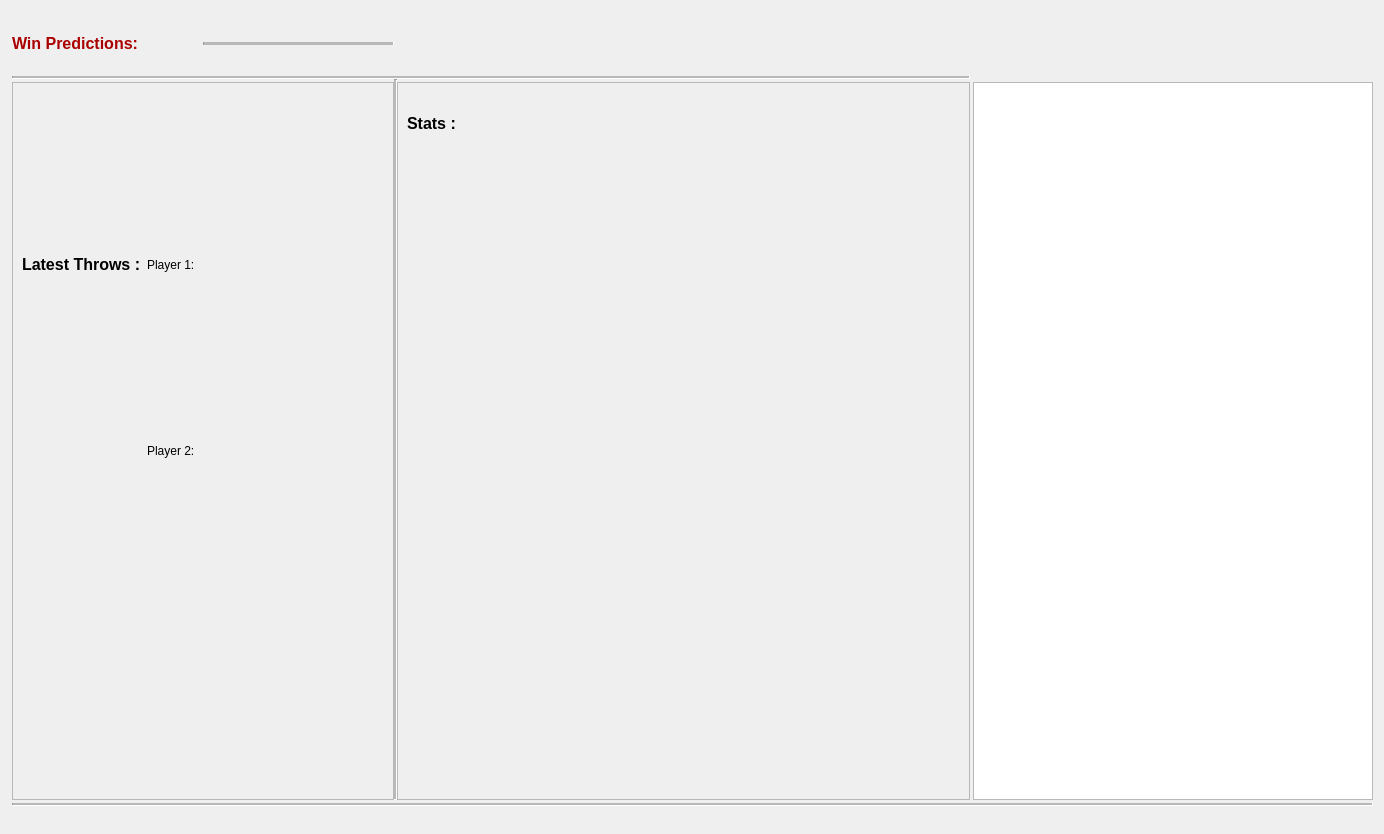
Before: the Qt Designer form audienceview.ui in dartbois/DartsTheEndIsNigh, drawn with Qt 5.
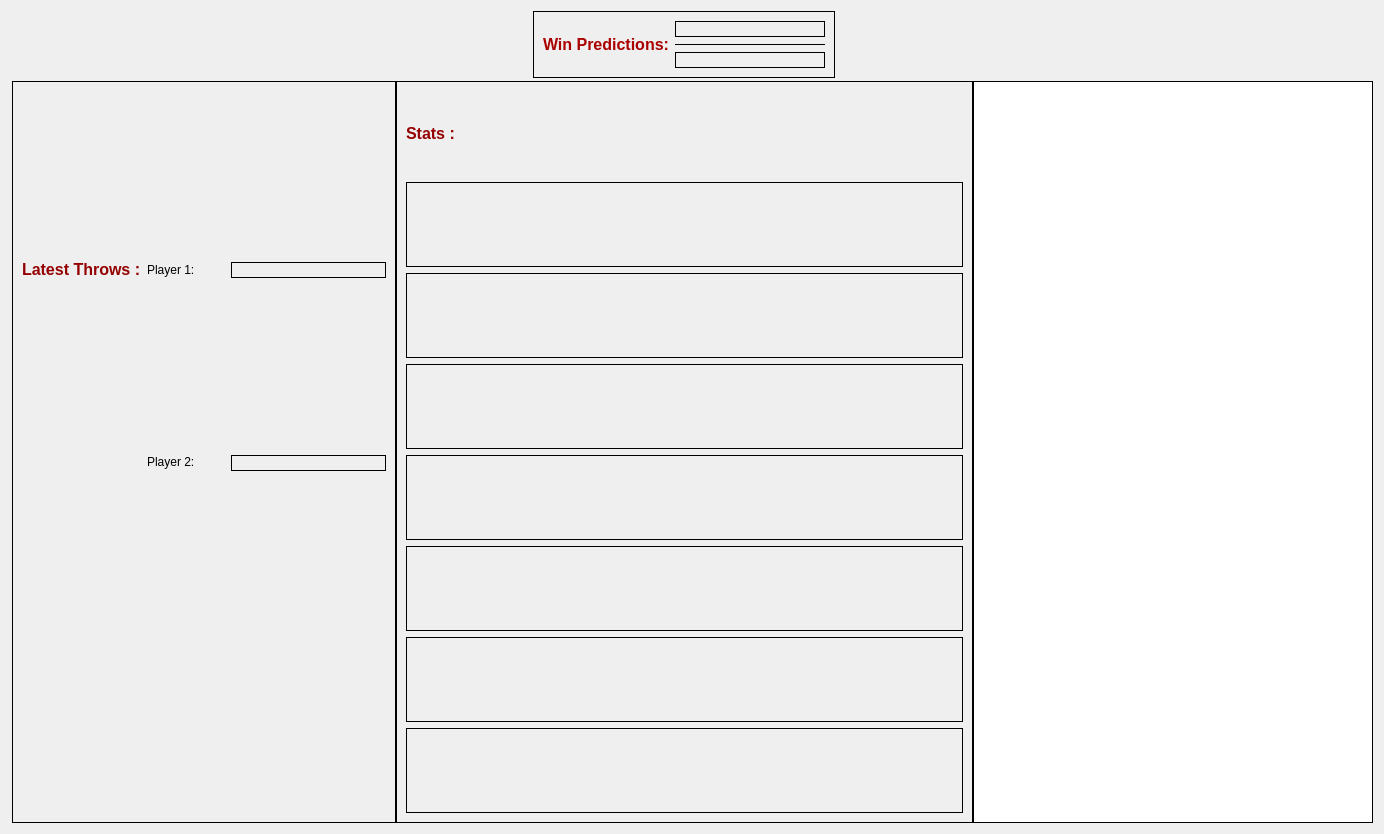
After: the same form once the commit is applied. Icons and pictures are not drawn.

The edit to the form file:
```diff
--- a/audienceview.ui
+++ b/audienceview.ui
@@ -26,37 +26,7 @@
    <property name="verticalSpacing">
     <number>3</number>
    </property>
-   <item row="7" column="6">
-    <widget class="Line" name="line_2">
-     <property name="midLineWidth">
-      <number>2</number>
-     </property>
-     <property name="orientation">
-      <enum>Qt::Vertical</enum>
-     </property>
-    </widget>
-   </item>
-   <item row="9" column="7">
-    <widget class="QTableWidget" name="tableWidget">
-     <property name="maximumSize">
-      <size>
-       <width>400</width>
-       <height>16777215</height>
-      </size>
-     </property>
-    </widget>
-   </item>
-   <item row="8" column="2" rowspan="2">
-    <widget class="Line" name="line_6">
-     <property name="midLineWidth">
-      <number>2</number>
-     </property>
-     <property name="orientation">
-      <enum>Qt::Vertical</enum>
-     </property>
-    </widget>
-   </item>
-   <item row="9" column="3" colspan="3">
+   <item row="5" column="2" colspan="3">
     <widget class="QFrame" name="frame">
      <property name="minimumSize">
       <size>
@@ -65,35 +35,24 @@
       </size>
      </property>
      <property name="frameShape">
-      <enum>QFrame::StyledPanel</enum>
+      <enum>QFrame::Box</enum>
      </property>
      <property name="frameShadow">
-      <enum>QFrame::Raised</enum>
+      <enum>QFrame::Plain</enum>
      </property>
      <layout class="QVBoxLayout" name="verticalLayout">
       <item>
        <widget class="QLabel" name="MainStatsLable">
         <property name="text">
-         <string>&lt;html&gt;&lt;head/&gt;&lt;body&gt;&lt;p&gt;&lt;span style=&quot; font-size:12pt; font-weight:600;&quot;&gt;Stats :&lt;/span&gt;&lt;/p&gt;&lt;/body&gt;&lt;/html&gt;</string>
-        </property>
-       </widget>
-      </item>
-      <item>
-       <widget class="QLabel" name="MatchStats">
-        <property name="text">
-         <string/>
-        </property>
-       </widget>
-      </item>
-      <item>
-       <widget class="QLabel" name="BothP1AndP2Stats">
-        <property name="text">
-         <string/>
+         <string>&lt;html&gt;&lt;head/&gt;&lt;body&gt;&lt;p&gt;&lt;span style=&quot; font-size:12pt; font-weight:600; color:#940002;&quot;&gt;Stats :&lt;/span&gt;&lt;/p&gt;&lt;/body&gt;&lt;/html&gt;</string>
         </property>
        </widget>
       </item>
       <item>
        <widget class="QLabel" name="PersonalStats">
+        <property name="frameShape">
+         <enum>QFrame::Box</enum>
+        </property>
         <property name="text">
          <string/>
         </property>
@@ -101,13 +60,25 @@
       </item>
       <item>
        <widget class="QLabel" name="NumberOf180s">
+        <property name="frameShape">
+         <enum>QFrame::Box</enum>
+        </property>
+        <property name="frameShadow">
+         <enum>QFrame::Plain</enum>
+        </property>
         <property name="text">
          <string/>
         </property>
+        <property name="wordWrap">
+         <bool>true</bool>
+        </property>
        </widget>
       </item>
       <item>
        <widget class="QLabel" name="StatisticsDisplay">
+        <property name="frameShape">
+         <enum>QFrame::Box</enum>
+        </property>
         <property name="text">
          <string/>
         </property>
@@ -115,6 +86,9 @@
       </item>
       <item>
        <widget class="QLabel" name="Player2Stats">
+        <property name="frameShape">
+         <enum>QFrame::Box</enum>
+        </property>
         <property name="text">
          <string/>
         </property>
@@ -122,6 +96,9 @@
       </item>
       <item>
        <widget class="QLabel" name="RankedStats">
+        <property name="frameShape">
+         <enum>QFrame::Box</enum>
+        </property>
         <property name="text">
          <string/>
         </property>
@@ -129,6 +106,9 @@
       </item>
       <item>
        <widget class="QLabel" name="CurrentPlayer">
+        <property name="frameShape">
+         <enum>QFrame::Box</enum>
+        </property>
         <property name="text">
          <string/>
         </property>
@@ -136,6 +116,9 @@
       </item>
       <item>
        <widget class="QLabel" name="WinPercentages">
+        <property name="frameShape">
+         <enum>QFrame::Box</enum>
+        </property>
         <property name="text">
          <string/>
         </property>
@@ -144,87 +127,29 @@
      </layout>
     </widget>
    </item>
-   <item row="1" column="6" rowspan="6" colspan="2">
-    <widget class="QLabel" name="label_8">
-     <property name="text">
-      <string/>
+   <item row="5" column="5">
+    <widget class="QTableWidget" name="tableWidget">
+     <property name="maximumSize">
+      <size>
+       <width>400</width>
+       <height>16777215</height>
+      </size>
      </property>
-     <property name="pixmap">
-      <pixmap>../../../Pictures/RaidLOGO.PNG</pixmap>
+     <property name="frameShape">
+      <enum>QFrame::Box</enum>
      </property>
-    </widget>
-   </item>
-   <item row="4" column="1">
-    <widget class="Line" name="line_5">
-     <property name="midLineWidth">
-      <number>3</number>
+     <property name="frameShadow">
+      <enum>QFrame::Plain</enum>
      </property>
-     <property name="orientation">
-      <enum>Qt::Horizontal</enum>
-     </property>
     </widget>
    </item>
-   <item row="7" column="0" rowspan="2" colspan="6">
-    <widget class="Line" name="line">
-     <property name="midLineWidth">
-      <number>2</number>
-     </property>
-     <property name="orientation">
-      <enum>Qt::Horizontal</enum>
-     </property>
-    </widget>
-   </item>
-   <item row="5" column="1">
-    <widget class="QLabel" name="label_4">
-     <property name="text">
-      <string/>
-     </property>
-    </widget>
-   </item>
-   <item row="4" column="0">
-    <widget class="QLabel" name="label">
-     <property name="text">
-      <string>&lt;html&gt;&lt;head/&gt;&lt;body&gt;&lt;p&gt;&lt;span style=&quot; font-size:12pt; font-weight:600; color:#aa0000;&quot;&gt;Win Predictions:&lt;/span&gt;&lt;/p&gt;&lt;/body&gt;&lt;/html&gt;</string>
-     </property>
-    </widget>
-   </item>
-   <item row="3" column="1">
-    <widget class="QLabel" name="label_5">
-     <property name="text">
-      <string/>
-     </property>
-    </widget>
-   </item>
-   <item row="11" column="4" rowspan="3" colspan="4">
-    <widget class="QLabel" name="label_3">
-     <property name="text">
-      <string/>
-     </property>
-     <property name="pixmap">
-      <pixmap>../../../../../Pictures/RaidLOGO.PNG</pixmap>
-     </property>
-     <property name="scaledContents">
-      <bool>false</bool>
-     </property>
-    </widget>
-   </item>
-   <item row="10" column="0" colspan="8">
-    <widget class="Line" name="line_3">
-     <property name="midLineWidth">
-      <number>2</number>
-     </property>
-     <property name="orientation">
-      <enum>Qt::Horizontal</enum>
-     </property>
-    </widget>
-   </item>
-   <item row="9" column="0" colspan="2">
+   <item row="5" column="0" colspan="2">
     <widget class="QFrame" name="frame_2">
      <property name="frameShape">
-      <enum>QFrame::StyledPanel</enum>
+      <enum>QFrame::Box</enum>
      </property>
      <property name="frameShadow">
-      <enum>QFrame::Raised</enum>
+      <enum>QFrame::Plain</enum>
      </property>
      <layout class="QGridLayout" name="gridLayout_2">
       <item row="1" column="1" alignment="Qt::AlignLeft|Qt::AlignTop">
@@ -236,8 +161,11 @@
       </item>
       <item row="0" column="0" alignment="Qt::AlignHCenter|Qt::AlignVCenter">
        <widget class="QLabel" name="label_2">
+        <property name="frameShape">
+         <enum>QFrame::NoFrame</enum>
+        </property>
         <property name="text">
-         <string>&lt;html&gt;&lt;head/&gt;&lt;body&gt;&lt;p&gt;&lt;span style=&quot; font-size:12pt; font-weight:600;&quot;&gt;Latest Throws :&lt;/span&gt;&lt;/p&gt;&lt;/body&gt;&lt;/html&gt;</string>
+         <string>&lt;html&gt;&lt;head/&gt;&lt;body&gt;&lt;p&gt;&lt;span style=&quot; font-size:12pt; font-weight:600; color:#940002;&quot;&gt;Latest Throws :&lt;/span&gt;&lt;/p&gt;&lt;/body&gt;&lt;/html&gt;</string>
         </property>
        </widget>
       </item>
@@ -248,17 +176,115 @@
         </property>
        </widget>
       </item>
-      <item row="0" column="3" alignment="Qt::AlignLeft|Qt::AlignVCenter">
+      <item row="0" column="2" colspan="2" alignment="Qt::AlignVCenter">
        <widget class="QLabel" name="PlayerOneLastThrowLabel">
+        <property name="frameShape">
+         <enum>QFrame::Box</enum>
+        </property>
         <property name="text">
-         <string> </string>
+         <string/>
         </property>
        </widget>
       </item>
-      <item row="1" column="3" alignment="Qt::AlignLeft|Qt::AlignTop">
+      <item row="1" column="2" colspan="2" alignment="Qt::AlignTop">
        <widget class="QLabel" name="PlayerTwoLastThrowLabel">
+        <property name="frameShape">
+         <enum>QFrame::Box</enum>
+        </property>
         <property name="text">
-         <string> </string>
+         <string/>
+        </property>
+       </widget>
+      </item>
+     </layout>
+    </widget>
+   </item>
+   <item row="3" column="5">
+    <widget class="QLabel" name="label_8">
+     <property name="text">
+      <string/>
+     </property>
+     <property name="pixmap">
+      <pixmap>../../../Pictures/RaidLOGO.PNG</pixmap>
+     </property>
+    </widget>
+   </item>
+   <item row="3" column="2" colspan="3" alignment="Qt::AlignHCenter">
+    <widget class="QFrame" name="frame_3">
+     <property name="frameShape">
+      <enum>QFrame::Box</enum>
+     </property>
+     <property name="frameShadow">
+      <enum>QFrame::Plain</enum>
+     </property>
+     <layout class="QGridLayout" name="gridLayout_3">
+      <item row="0" column="1">
+       <widget class="QLabel" name="PlayerOnePredictions">
+        <property name="minimumSize">
+         <size>
+          <width>150</width>
+          <height>0</height>
+         </size>
+        </property>
+        <property name="maximumSize">
+         <size>
+          <width>150</width>
+          <height>50</height>
+         </size>
+        </property>
+        <property name="frameShape">
+         <enum>QFrame::Box</enum>
+        </property>
+        <property name="text">
+         <string/>
+        </property>
+       </widget>
+      </item>
+      <item row="2" column="1">
+       <widget class="QLabel" name="PlayerTwoPredictions">
+        <property name="maximumSize">
+         <size>
+          <width>150</width>
+          <height>50</height>
+         </size>
+        </property>
+        <property name="frameShape">
+         <enum>QFrame::Box</enum>
+        </property>
+        <property name="text">
+         <string/>
+        </property>
+       </widget>
+      </item>
+      <item row="1" column="1">
+       <widget class="Line" name="line_5">
+        <property name="maximumSize">
+         <size>
+          <width>150</width>
+          <height>16777215</height>
+         </size>
+        </property>
+        <property name="frameShadow">
+         <enum>QFrame::Plain</enum>
+        </property>
+        <property name="midLineWidth">
+         <number>3</number>
+        </property>
+        <property name="orientation">
+         <enum>Qt::Horizontal</enum>
+        </property>
+       </widget>
+      </item>
+      <item row="0" column="0" rowspan="3" alignment="Qt::AlignRight">
+       <widget class="QLabel" name="label">
+        <property name="maximumSize">
+         <size>
+          <width>300</width>
+          <height>16777215</height>
+         </size>
+        </property>
+        <property name="text">
+         <string>&lt;html&gt;&lt;head/&gt;&lt;body&gt;&lt;p&gt;&lt;span style=&quot; font-size:12pt; font-weight:600; color:#aa0000;&quot;&gt;Win Predictions:&lt;/span&gt;&lt;/p&gt;&lt;/body&gt;&lt;/html&gt;</string>
         </property>
        </widget>
       </item>
```
Left out of the diff: 10 changed lines with no effect on the pictures.
